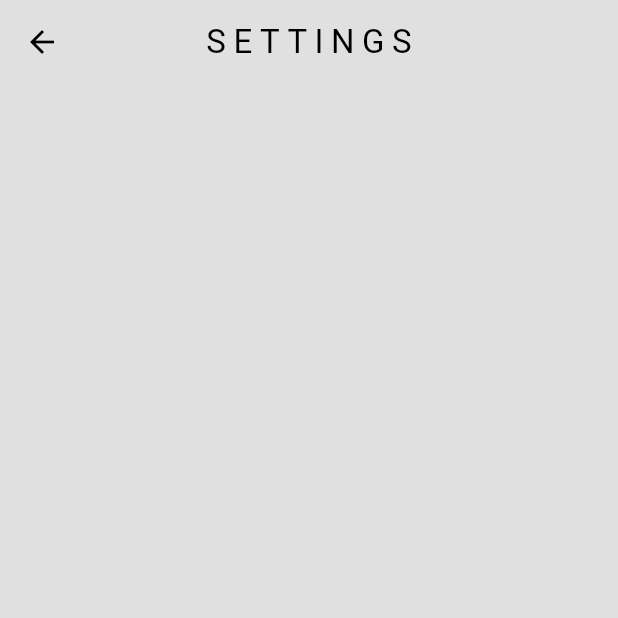
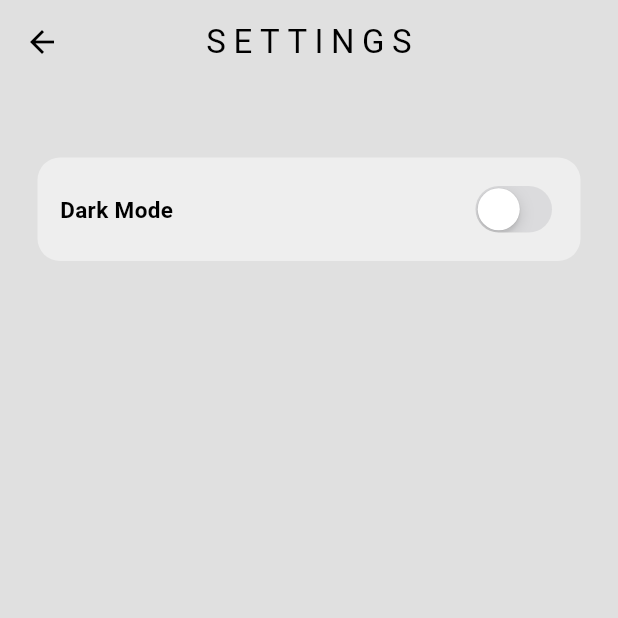
Before and after one commit to MihaelGolob/flutter-music-player, a Flutter app: the SettingsPage screen opened by its route, on a phone screen of 412 x 824 dp, the top half of it. Run offline on Flutter 3.47's test engine with Material 3 defaults, Android fonts, the phone set to English and light mode, and no system bars.

Commit message:
add dark mode switch to the settings

```diff
--- a/lib/pages/settings_page.dart
+++ b/lib/pages/settings_page.dart
@@ -1,15 +1,42 @@
+import 'package:flutter/cupertino.dart';
 import 'package:flutter/material.dart';
 import 'package:flutter_music_player/components/my_app_bar.dart';
+import 'package:flutter_music_player/themes/theme_provider.dart';
+import 'package:provider/provider.dart';
 
 class SettingsPage extends StatelessWidget {
   const SettingsPage({super.key});
 
   @override
   Widget build(BuildContext context) {
+    final themeProvider = Provider.of<ThemeProvider>(context);
+
     return Scaffold(
       backgroundColor: Theme.of(context).colorScheme.surface,
-      appBar: MyAppBar(
+      appBar: const MyAppBar(
         title: 'Settings',
+      ),
+      body: Column(
+        children: [
+          Container(
+            margin: const EdgeInsets.all(25),
+            padding: const EdgeInsets.all(15),
+            decoration: BoxDecoration(
+              color: Theme.of(context).colorScheme.secondary,
+              borderRadius: BorderRadius.circular(15),
+            ),
+            child: Row(
+              mainAxisAlignment: MainAxisAlignment.spaceBetween,
+              children: [
+                const Text(
+                  'Dark Mode',
+                  style: TextStyle(fontSize: 15, fontWeight: FontWeight.bold),
+                ),
+                CupertinoSwitch(value: themeProvider.isDarkMode, onChanged: (value) => themeProvider.toggleTheme()),
+              ],
+            ),
+          )
+        ],
       ),
     );
   }
--- a/lib/themes/dark_mode.dart
+++ b/lib/themes/dark_mode.dart
@@ -4,7 +4,7 @@ ThemeData darkMode = ThemeData(
   colorScheme: ColorScheme.dark(
     surface: Colors.grey.shade900,
     primary: Colors.grey.shade600,
-    secondary: Colors.grey.shade800,
+    secondary: const Color.fromARGB(255, 41, 41, 41),
     inversePrimary: Colors.grey.shade300,
   ),
 );
```
